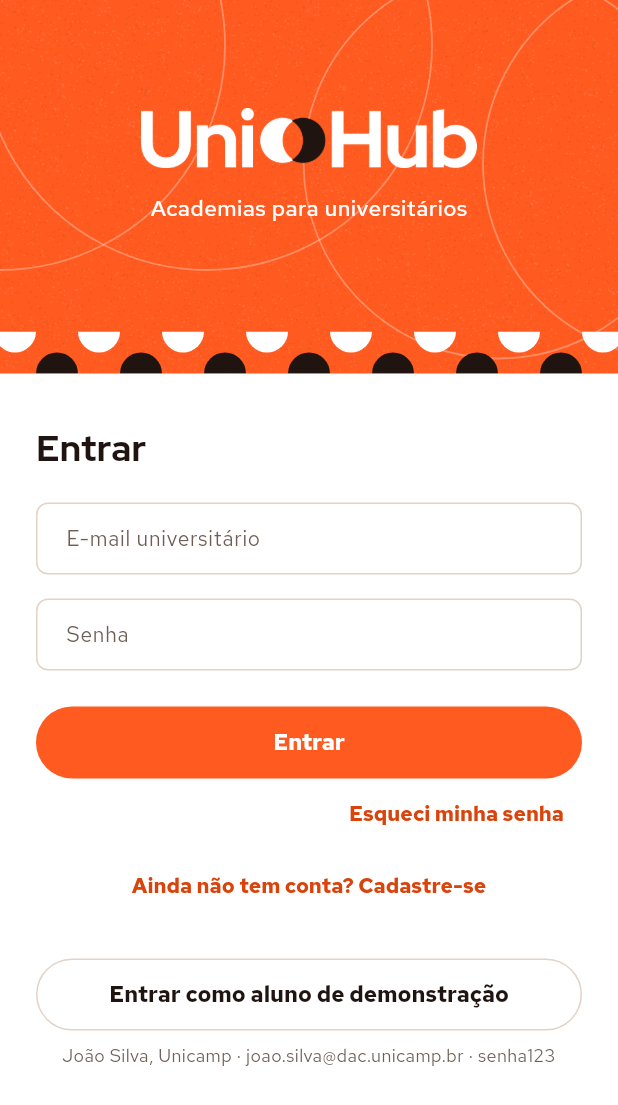
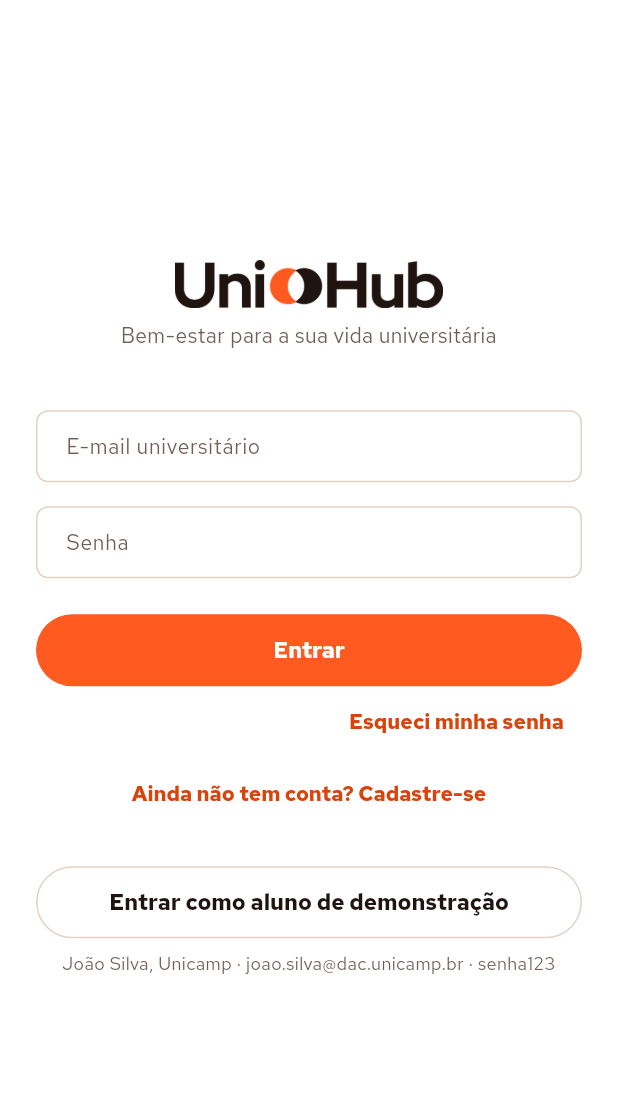
Before and after one commit to lipefurlan/Unihub, a Flutter app: the LoginScreen screen opened by its route, on a phone screen of 412 x 824 dp. Shown: the top 1105 px of the screen. Run offline on Flutter 3.47's test engine with Material 3 defaults, Android fonts, the phone set to English and light mode, and no system bars; our stand-ins replace dio, file_picker, fl_chart, flutter_riverpod, geolocator, go_router and 6 more; missing offline and left inert: dart:js_interop, google_sign_in_web; accounts and stored records are empty.

Commit message:
Login volta ao layout anterior, com fundo branco
Co-Authored-By: Claude Opus 5.5 <noreply@anthropic.com>
Claude-Session: https://claude.ai/code/session_0169GksVRYBSJT4FtSaQGDzK

```diff
--- a/mobile/lib/presentation/screens/login_screen.dart
+++ b/mobile/lib/presentation/screens/login_screen.dart
@@ -62,26 +62,25 @@ class _LoginScreenState extends ConsumerState<LoginScreen> {
   @override
   Widget build(BuildContext context) {
     return Scaffold(
-      body: SingleChildScrollView(
-        child: Column(
-          children: [
-            const _LoginHero(),
-            Center(
-              child: Padding(
-                padding: const EdgeInsets.fromLTRB(
-                    UniHubSpacing.x6, UniHubSpacing.x8, UniHubSpacing.x6, UniHubSpacing.x6),
-                child: ConstrainedBox(
+      body: SafeArea(
+        child: Center(
+          child: SingleChildScrollView(
+            padding: const EdgeInsets.symmetric(horizontal: UniHubSpacing.x6),
+            child: ConstrainedBox(
               constraints: const BoxConstraints(maxWidth: 420),
               child: Form(
                 key: _formKey,
                 child: Column(
                   crossAxisAlignment: CrossAxisAlignment.stretch,
                   children: [
-                    Text(
-                      'Entrar',
-                      style: UniHubFonts.display(fontSize: 24, fontWeight: FontWeight.w800),
+                    const Center(child: UniHubWordmark(size: 32)),
+                    const SizedBox(height: UniHubSpacing.x2),
+                    const Text(
+                      'Bem-estar para a sua vida universitária',
+                      textAlign: TextAlign.center,
+                      style: TextStyle(fontSize: 14, color: UniHubColors.textSecondary),
                     ),
-                    const SizedBox(height: UniHubSpacing.x5),
+                    const SizedBox(height: UniHubSpacing.x10),
                     TextFormField(
                       controller: _emailController,
                       decoration: const InputDecoration(labelText: 'E-mail universitário'),
@@ -144,53 +143,10 @@ class _LoginScreenState extends ConsumerState<LoginScreen> {
                   ],
                 ),
               ),
-                ),
-              ),
             ),
-          ],
+          ),
         ),
       ),
     );
   }
 }
-
-/// Topo laranja do login, como a tela de abertura do manual: logo branco,
-/// textura de papel e a cortina de meias-luas encostada na borda de baixo.
-class _LoginHero extends StatelessWidget {
-  const _LoginHero();
-
-  @override
-  Widget build(BuildContext context) {
-    return ColoredBox(
-      color: UniHubColors.accent,
-      child: Stack(
-        children: [
-          const Positioned.fill(child: PaperGrain()),
-          // Símbolo vazado gigante saindo pelos cantos, longe do logo
-          const Positioned(left: -150, top: -120, child: SymbolOutline(height: 300, opacity: 0.30)),
-          const Positioned(right: -170, bottom: 10, child: SymbolOutline(height: 260, opacity: 0.30)),
-          SafeArea(
-            bottom: false,
-            child: Column(
-              children: [
-                const SizedBox(height: UniHubSpacing.x12 + UniHubSpacing.x6),
-                const UniHubLogo(height: 40, onOrange: true),
-                const SizedBox(height: UniHubSpacing.x4),
-                Text(
-                  'Academias para universitários',
-                  style: UniHubFonts.text(
-                    fontSize: 15,
-                    fontWeight: FontWeight.w500,
-                    color: Colors.white,
-                  ),
-                ),
-                const SizedBox(height: UniHubSpacing.x12 + UniHubSpacing.x6),
-                const HalfMoonCurtain(radius: 14, onOrange: true),
-              ],
-            ),
-          ),
-        ],
-      ),
-    );
-  }
-}
```
Also changed, not shown: docs/prints-premium/antes-e-depois.jpg.
